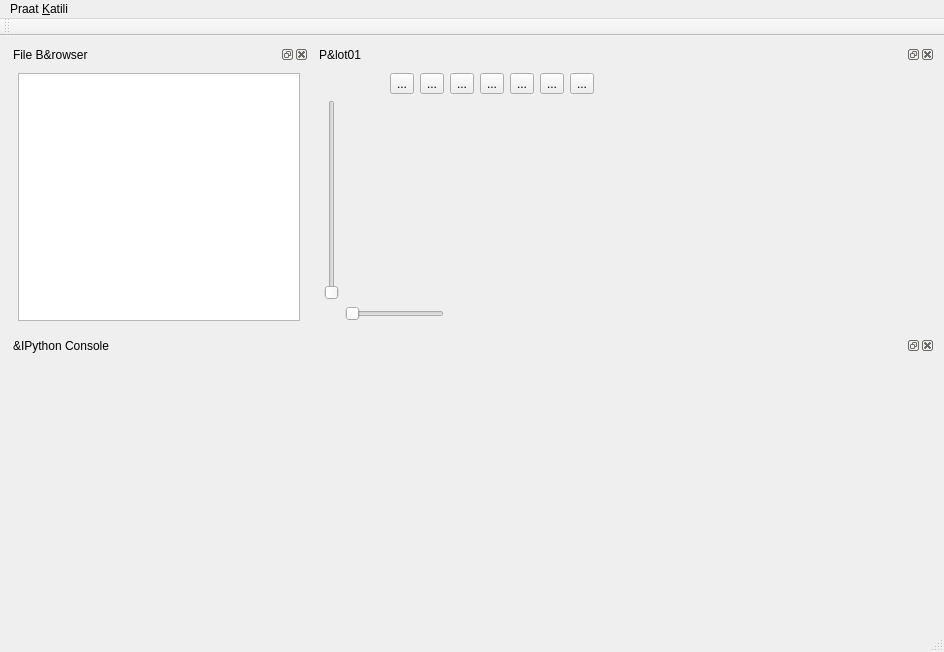
The window that res/mainwindow.ui (keryil/PraatKatili) describes before a commit, drawn with Qt 5.
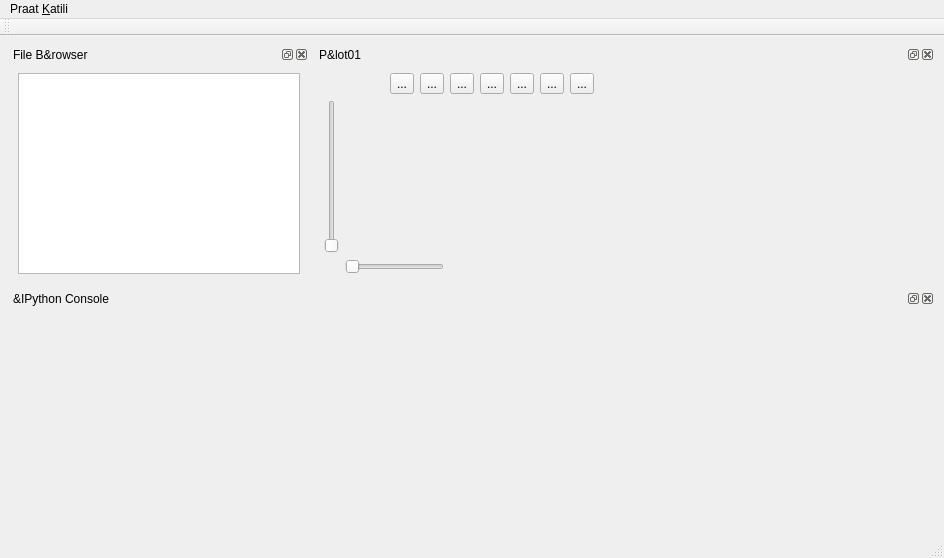
The same window after the commit. Custom widgets are drawn as their Qt base class.

Commit message: Moved on from .ui files. Added file types.

The edit to the form file:
```diff
--- a/res/mainwindow.ui
+++ b/res/mainwindow.ui
@@ -7,7 +7,7 @@
     <x>0</x>
     <y>0</y>
     <width>944</width>
-    <height>652</height>
+    <height>512</height>
    </rect>
   </property>
   <property name="contextMenuPolicy">
@@ -20,6 +20,18 @@
    <set>QMainWindow::AllowNestedDocks|QMainWindow::AllowTabbedDocks|QMainWindow::AnimatedDocks</set>
   </property>
   <widget class="QWidget" name="centralwidget">
+   <property name="sizePolicy">
+    <sizepolicy hsizetype="Expanding" vsizetype="Expanding">
+     <horstretch>0</horstretch>
+     <verstretch>0</verstretch>
+    </sizepolicy>
+   </property>
+   <property name="minimumSize">
+    <size>
+     <width>500</width>
+     <height>500</height>
+    </size>
+   </property>
    <property name="contextMenuPolicy">
     <enum>Qt::PreventContextMenu</enum>
    </property>
```
Left out of the diff: 4 changed lines with no effect on the pictures. The commit also changes 5 other files.
